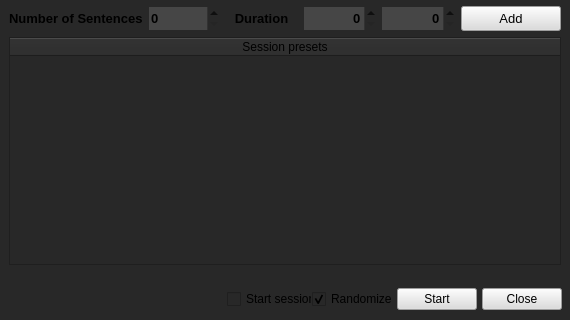
Inkdecker/Inktyping, file ui/main_window.ui: the form before one commit; both pictures show x 0 to 570 and y 300 to 620 of the 570 by 620 pixel window.
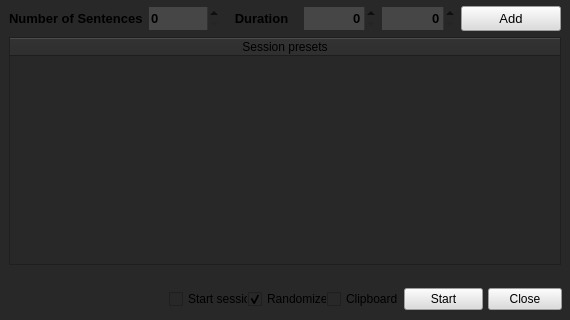
The form after the commit. Icons and pictures are not drawn.

What changed in the file:
```diff
--- a/ui/main_window.ui
+++ b/ui/main_window.ui
@@ -1320,7 +1320,7 @@
     <item>
      <layout class="QGridLayout" name="gridLayout_5">
       <property name="leftMargin">
-       <number>218</number>
+       <number>160</number>
       </property>
       <property name="bottomMargin">
        <number>10</number>
@@ -1331,15 +1331,65 @@
       <property name="verticalSpacing">
        <number>0</number>
       </property>
-      <item row="3" column="1">
-       <layout class="QGridLayout" name="gridLayout_6">
+      <item row="3" column="0" colspan="2">
+       <layout class="QGridLayout" name="gridLayout_6" rowstretch="0">
+        <property name="sizeConstraint">
+         <enum>QLayout::SetDefaultConstraint</enum>
+        </property>
         <property name="topMargin">
          <number>25</number>
         </property>
         <property name="bottomMargin">
          <number>0</number>
         </property>
+        <property name="horizontalSpacing">
+         <number>0</number>
+        </property>
         <item row="0" column="4">
+         <widget class="QPushButton" name="start_session_button">
+          <property name="maximumSize">
+           <size>
+            <width>80</width>
+            <height>16777215</height>
+           </size>
+          </property>
+          <property name="toolTip">
+           <string/>
+          </property>
+          <property name="autoFillBackground">
+           <bool>false</bool>
+          </property>
+          <property name="styleSheet">
+           <string notr="true">background: rgb(220,220,220); color: 'black';</string>
+          </property>
+          <property name="text">
+           <string>Start</string>
+          </property>
+         </widget>
+        </item>
+        <item row="0" column="2">
+         <widget class="QCheckBox" name="clipboard_toggle">
+          <property name="maximumSize">
+           <size>
+            <width>100</width>
+            <height>50</height>
+           </size>
+          </property>
+          <property name="baseSize">
+           <size>
+            <width>0</width>
+            <height>0</height>
+           </size>
+          </property>
+          <property name="toolTip">
+           <string>&lt;p style=&quot;color:black&quot;&gt; Copy current sentence to clipboard if selected.&lt;/p&gt;</string>
+          </property>
+          <property name="text">
+           <string>Clipboard</string>
+          </property>
+         </widget>
+        </item>
+        <item row="0" column="6">
          <layout class="QHBoxLayout" name="horizontalLayout">
           <property name="leftMargin">
            <number>5</number>
@@ -1349,6 +1399,12 @@
           </property>
           <item>
            <widget class="QPushButton" name="close_window_button">
+            <property name="maximumSize">
+             <size>
+              <width>80</width>
+              <height>16777215</height>
+             </size>
+            </property>
             <property name="toolTip">
              <string/>
             </property>
@@ -1362,11 +1418,27 @@
           </item>
          </layout>
         </item>
+        <item row="0" column="0">
+         <widget class="QCheckBox" name="auto_start_toggle">
+          <property name="maximumSize">
+           <size>
+            <width>100</width>
+            <height>50</height>
+           </size>
+          </property>
+          <property name="toolTip">
+           <string>&lt;p style=&quot;color:black&quot;&gt;Automatically start session on next launch if selected instead of opening the menu window.&lt;/p&gt;</string>
+          </property>
+          <property name="text">
+           <string>Start session</string>
+          </property>
+         </widget>
+        </item>
         <item row="0" column="1">
          <widget class="QCheckBox" name="randomize_toggle">
           <property name="maximumSize">
            <size>
-            <width>200</width>
+            <width>100</width>
             <height>50</height>
            </size>
           </property>
@@ -1387,38 +1459,6 @@
           </property>
          </widget>
         </item>
-        <item row="0" column="2">
-         <widget class="QPushButton" name="start_session_button">
-          <property name="toolTip">
-           <string/>
-          </property>
-          <property name="autoFillBackground">
-           <bool>false</bool>
-          </property>
-          <property name="styleSheet">
-           <string notr="true">background: rgb(220,220,220); color: 'black';</string>
-          </property>
-          <property name="text">
-           <string>Start</string>
-          </property>
-         </widget>
-        </item>
-        <item row="0" column="0">
-         <widget class="QCheckBox" name="auto_start_toggle">
-          <property name="maximumSize">
-           <size>
-            <width>100</width>
-            <height>50</height>
-           </size>
-          </property>
-          <property name="toolTip">
-           <string>&lt;p style=&quot;color:black&quot;&gt;Automatically start session on next launch if selected instead of opening the menu window.&lt;/p&gt;</string>
-          </property>
-          <property name="text">
-           <string>Start session</string>
-          </property>
-         </widget>
-        </item>
        </layout>
       </item>
      </layout>
```
Left out of the diff: 4 changed lines with no effect on the pictures.
